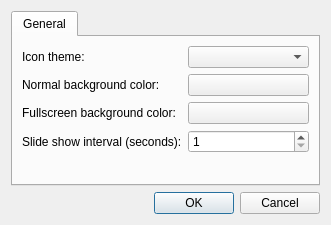
Old version of the form src/preferencesdialog.ui in the repository lxqt/lximage-qt.
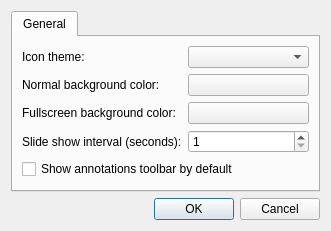
New version of the form. Custom widgets are drawn as their Qt base class.

Commit message:
An option to show/hide annotations toolbar by default
This patch hides it by default (because lximage-qt is an image *viewer*, not editor) but adds an option to Preferences to show it by default. It also adds an item to the View menu to show/hide it in the current window.

```diff
--- a/src/preferencesdialog.ui
+++ b/src/preferencesdialog.ui
@@ -79,6 +79,13 @@
          </property>
         </widget>
        </item>
+       <item row="4" column="0" colspan="2">
+        <widget class="QCheckBox" name="annotationBox">
+         <property name="text">
+          <string>Show annotations toolbar by default</string>
+         </property>
+        </widget>
+       </item>
       </layout>
      </widget>
     </widget>
```
The commit also changes 5 other files.
